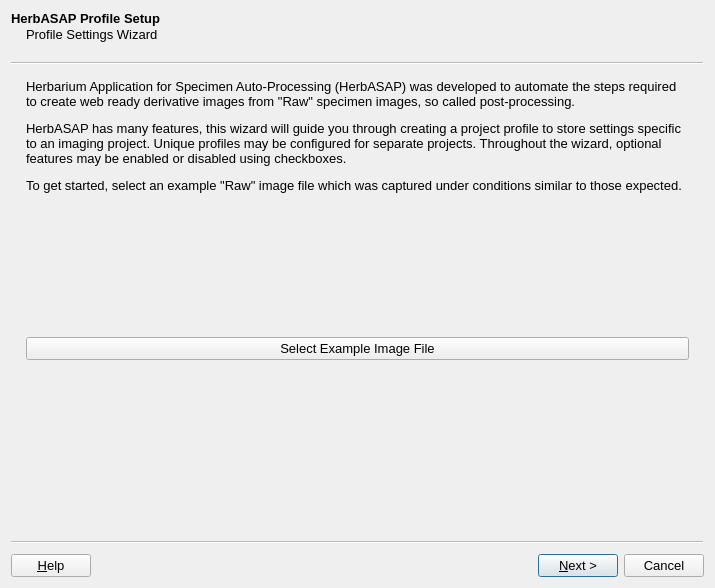
Old version of the form ui/settingsWizardUI.ui in the repository CapPow/HerbASAP.
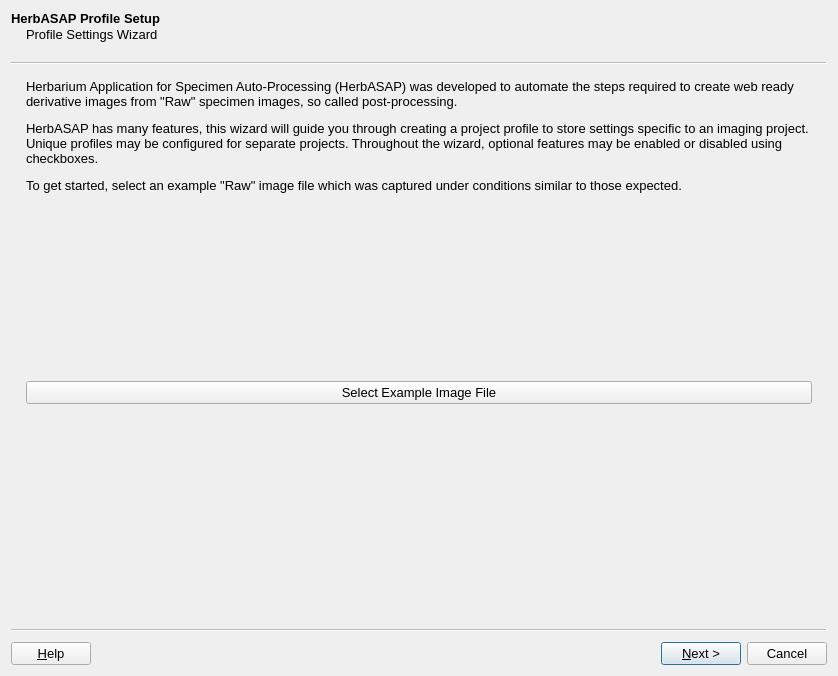
New version of the form.

```diff
--- a/ui/settingsWizardUI.ui
+++ b/ui/settingsWizardUI.ui
@@ -6,8 +6,8 @@
    <rect>
     <x>0</x>
     <y>0</y>
-    <width>715</width>
-    <height>588</height>
+    <width>838</width>
+    <height>676</height>
    </rect>
   </property>
   <property name="sizePolicy">
```
Left out of the diff: 6 changed lines with no effect on the pictures.
